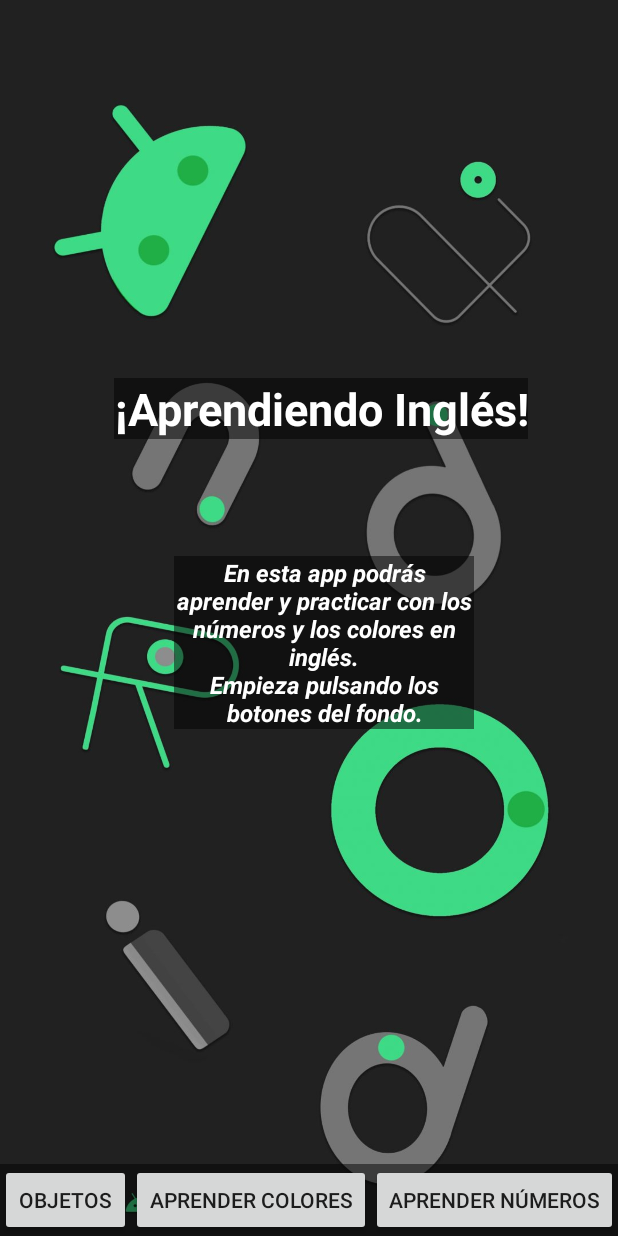
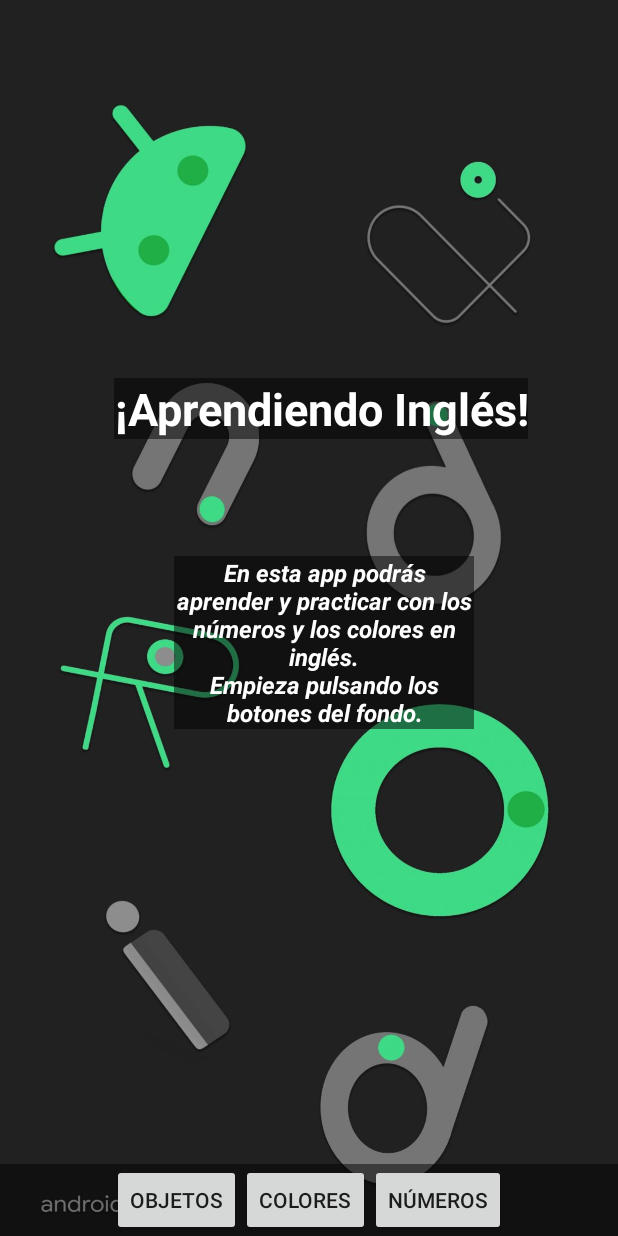
Before and after one commit to gasparpd/Android, an Android app: the screen it shows after launch (MainActivity), on a phone screen of 412 x 824 dp. Run offline under Robolectric (Android 15) with nearby library versions, the phone set to English and light mode, and no system bars.

Commit message:
Adaptado el tamaño de los botones del inicio y el de los items del listview

```diff
--- a/AppAprendiendoIdiomas/app/src/main/res/layout/activity_main.xml
+++ b/AppAprendiendoIdiomas/app/src/main/res/layout/activity_main.xml
@@ -38,7 +38,6 @@
             style="@style/Widget.AppCompat.Button.Small"
             android:layout_width="wrap_content"
             android:layout_height="wrap_content"
-            android:layout_weight="1"
             android:onClick="objetos"
             android:text="@string/main_btn_objetos" />
 
--- a/AppAprendiendoIdiomas/app/src/main/res/layout/objetos_layout_items.xml
+++ b/AppAprendiendoIdiomas/app/src/main/res/layout/objetos_layout_items.xml
@@ -6,17 +6,17 @@
 
     <ImageView
         android:id="@+id/apr_objetos_image"
-        android:layout_width="wrap_content"
+        android:layout_width="150dp"
         android:layout_height="100dp"
         android:layout_weight="1"
         app:srcCompat="@drawable/ic_launcher_foreground" />
 
     <TextView
         android:id="@+id/apr_objetos_tv"
-        android:layout_width="wrap_content"
+        android:layout_width="150dp"
         android:layout_height="100dp"
         android:layout_weight="1"
-        android:gravity="center|center_vertical"
+        android:gravity="center_vertical"
         android:text="TextView"
         android:textSize="30sp" />
 </LinearLayout>
--- a/AppAprendiendoIdiomas/app/src/main/res/values/strings.xml
+++ b/AppAprendiendoIdiomas/app/src/main/res/values/strings.xml
@@ -1,7 +1,7 @@
 <resources>
     <string name="app_name">AppAprendiendoIdiomas</string>
-    <string name="btn_aprender_numeros">Aprender números</string>
-    <string name="btn_aprender_colores">Aprender colores</string>
+    <string name="btn_aprender_numeros">Números</string>
+    <string name="btn_aprender_colores">Colores</string>
     <string name="tv_aprendiendo_in">¡Aprendiendo Inglés!</string>
     <string name="tv_colores_ingl">Colores en inglés</string>
     <string name="tv_num_ingl">Números en inglés</string>
@@ -26,5 +26,5 @@
     <string name="btn_pract_num_generar_n">GENERAR NÚMERO</string>
     <string name="tv_rango_numeros">Elige el rango de números</string>
     <string name="main_tv_desc">En esta app podrás aprender y practicar con los números y los colores en inglés.\nEmpieza pulsando los botones del fondo.</string>
-    <string name="main_btn_objetos">OBJETOS</string>
+    <string name="main_btn_objetos">Objetos</string>
 </resources>
```
